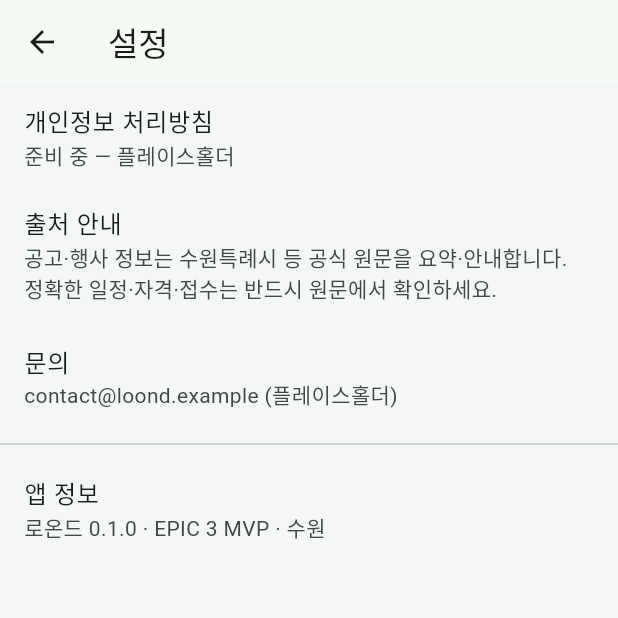
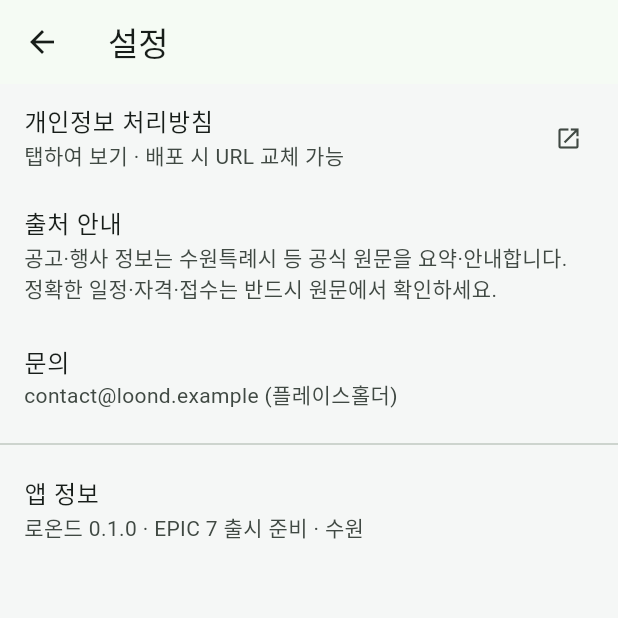
Before and after one commit to Darren83Kim/loond, a Flutter app: the screen it shows after launch, after a tap on the "settings" icon, on a phone screen of 412 x 824 dp, the top half of it. Run offline on Flutter 3.47's test engine with Material 3 defaults, Android fonts, the phone set to English and light mode, and no system bars; our stand-ins replace google_mobile_ads; network calls fail.

Commit message:
feat(EPIC7): exclude expired APPLY/ENJOY; privacy & store drafts
Filter dDay<0 from applySorted (JSON kept); hide past ENJOY endDate.
Add Korean privacy-policy and store listing drafts; Settings opens
GitHub policy URL via url_launcher. Update EPIC7 checklist (CTA E2E pending).

```diff
--- a/app/lib/models/opportunity.dart
+++ b/app/lib/models/opportunity.dart
@@ -189,9 +189,11 @@ class OpportunityBundle {
       opportunities.where((o) => o.status == 'published').toList();
 
   /// Hard Sort: APPLY by applicationEnd asc, then title.
+  /// Excludes past applicationEnd (dDay < 0). JSON may still contain them.
   List<Opportunity> get applySorted {
     final list = published
         .where((o) => o.type == OpportunityType.apply)
+        .where((o) => o.dDay == null || o.dDay! >= 0)
         .toList();
     list.sort((a, b) {
       final ae = a.applicationEnd;
@@ -209,9 +211,18 @@ class OpportunityBundle {
   }
 
   /// Hard Sort: ENJOY by startDate asc, then title.
+  /// Optionally hides items whose endDate is already past.
   List<Opportunity> get enjoySorted {
     final list = published
         .where((o) => o.type == OpportunityType.enjoy)
+        .where((o) {
+          final end = o.endDate;
+          if (end == null) return true;
+          final today = DateTime.now();
+          final a = DateTime(today.year, today.month, today.day);
+          final b = DateTime(end.year, end.month, end.day);
+          return !b.isBefore(a);
+        })
         .toList();
     list.sort((a, b) {
       final as_ = a.startDate;
--- a/app/lib/ui/settings_screen.dart
+++ b/app/lib/ui/settings_screen.dart
@@ -1,19 +1,38 @@
 import 'package:flutter/material.dart';
+import 'package:url_launcher/url_launcher.dart';
+
+/// Privacy policy — raw GitHub until a hosted URL is set for store release.
+const kPrivacyPolicyUrl =
+    'https://github.com/Darren83Kim/loond/blob/main/docs/legal/privacy-policy.md';
 
 class SettingsScreen extends StatelessWidget {
   const SettingsScreen({super.key});
+
+  Future<void> _openPrivacy(BuildContext context) async {
+    final uri = Uri.parse(kPrivacyPolicyUrl);
+    final ok = await launchUrl(uri, mode: LaunchMode.externalApplication);
+    if (!ok && context.mounted) {
+      ScaffoldMessenger.of(context).showSnackBar(
+        const SnackBar(content: Text('브라우저를 열 수 없어요')),
+      );
+    }
+  }
 
   @override
   Widget build(BuildContext context) {
     return Scaffold(
       appBar: AppBar(title: const Text('설정')),
       body: ListView(
-        children: const [
+        children: [
           ListTile(
-            title: Text('개인정보 처리방침'),
-            subtitle: Text('준비 중 — 플레이스홀더'),
+            title: const Text('개인정보 처리방침'),
+            subtitle: const Text(
+              '탭하여 보기 · 배포 시 URL 교체 가능',
+            ),
+            trailing: const Icon(Icons.open_in_new, size: 18),
+            onTap: () => _openPrivacy(context),
           ),
-          ListTile(
+          const ListTile(
             title: Text('출처 안내'),
             subtitle: Text(
               '공고·행사 정보는 수원특례시 등 공식 원문을 요약·안내합니다. '
@@ -21,14 +40,14 @@ class SettingsScreen extends StatelessWidget {
             ),
             isThreeLine: true,
           ),
-          ListTile(
+          const ListTile(
             title: Text('문의'),
             subtitle: Text('contact@loond.example (플레이스홀더)'),
           ),
-          Divider(),
-          ListTile(
+          const Divider(),
+          const ListTile(
             title: Text('앱 정보'),
-            subtitle: Text('로온드 0.1.0 · EPIC 3 MVP · 수원'),
+            subtitle: Text('로온드 0.1.0 · EPIC 7 출시 준비 · 수원'),
           ),
         ],
       ),
```
Also changed, not shown: 3 other files.
